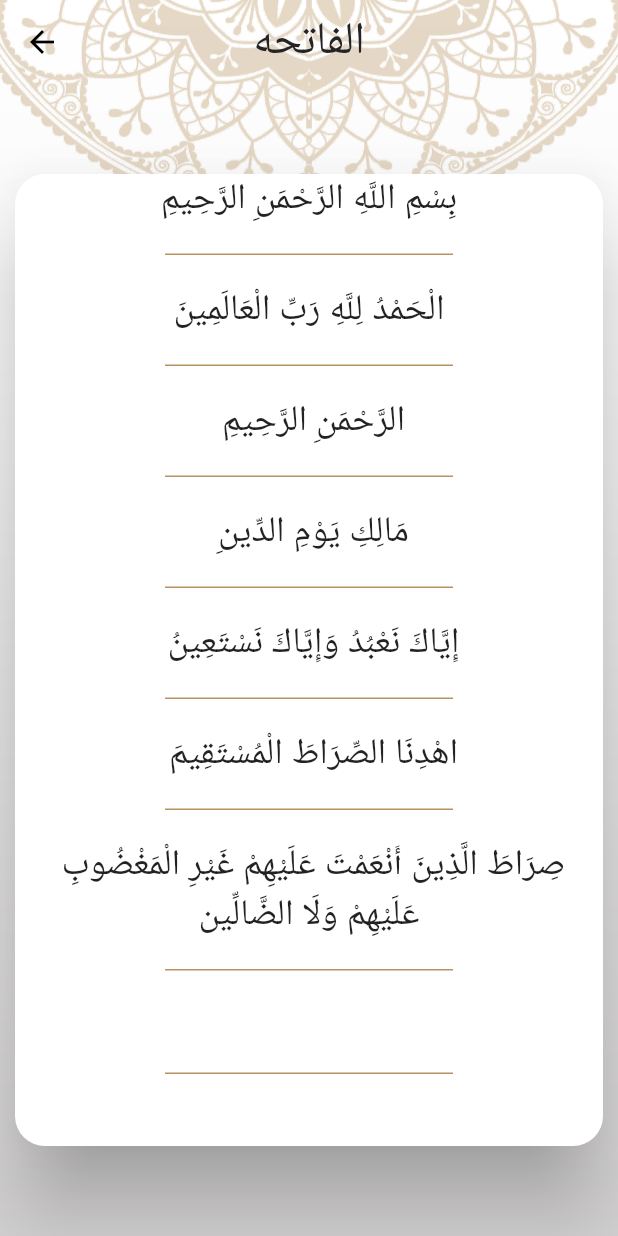
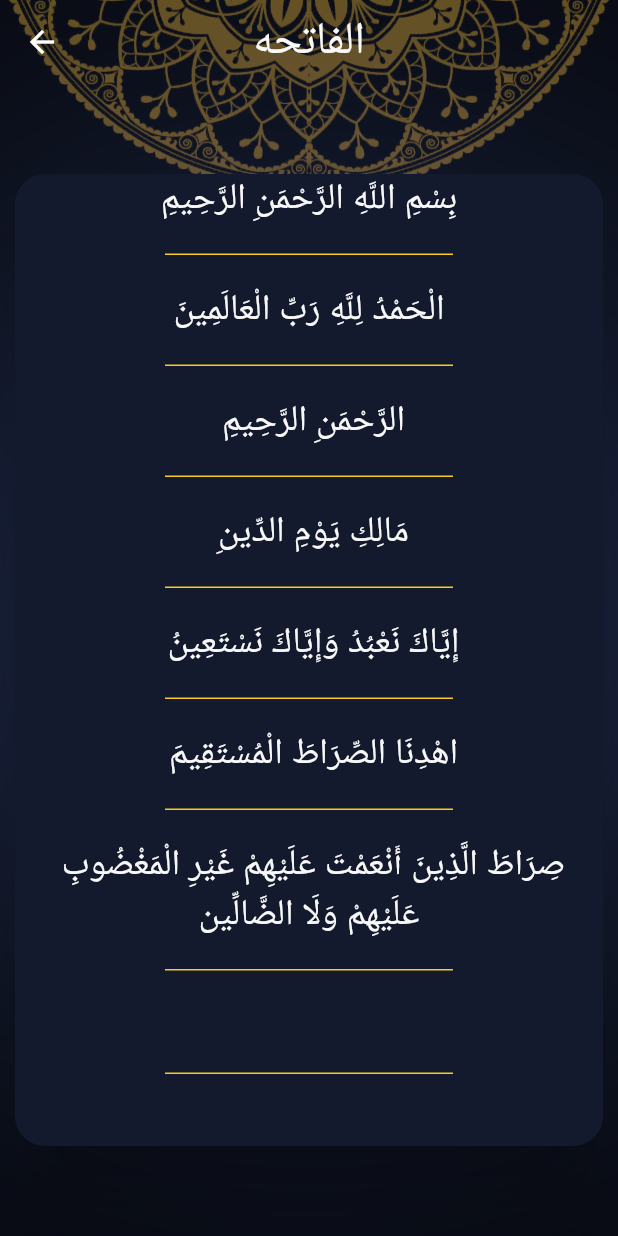
Before and after one commit to yamaniiii/islami-yamani, a Flutter app: the screen it shows after launch, after a tap on "الفاتحه", on a phone screen of 412 x 824 dp. Run offline on Flutter 3.47's test engine with Material 2 defaults, Android fonts, the phone set to English and light mode, and no system bars.

Commit message:
+ finished theming attributes as design

```diff
--- a/lib/main.dart
+++ b/lib/main.dart
@@ -22,6 +22,7 @@ class MyApplication extends StatelessWidget {
       },
       theme: MyThemeData.LightTheme,
       darkTheme: MyThemeData.DarkTheme,
+      themeMode: MyThemeData.themeMode,
     );
   }
 }
--- a/lib/ui/hadeth_details/hadeth_details.dart
+++ b/lib/ui/hadeth_details/hadeth_details.dart
@@ -1,6 +1,7 @@
 import 'package:flutter/material.dart';
 
 import '../home/hadeth/Hadeth.dart';
+import '../my_theme_data.dart';
 
 class HadethDetailsScreen extends StatelessWidget {
   static const String routeName = "hadeth_details";
@@ -12,7 +13,11 @@ class HadethDetailsScreen extends StatelessWidget {
     return Container(
       decoration: BoxDecoration(
         image: DecorationImage(
-          image: AssetImage('assets/images/bg3.png'),
+          image: AssetImage(
+            MyThemeData.themeMode == ThemeMode.light
+                ? 'assets/images/bg3.png'
+                : 'assets/images/dark_main_background.png',
+          ),
           fit: BoxFit.fill,
         ),
       ),
--- a/lib/ui/home/hadeth/hadeth_tab.dart
+++ b/lib/ui/home/hadeth/hadeth_tab.dart
@@ -27,7 +27,7 @@ class _HadethTabState extends State<HadethTab> {
         Container(
           width: double.infinity,
           height: 1.5,
-          color: Theme.of(context).primaryColor,
+          color: Theme.of(context).accentColor,
           margin: EdgeInsets.only(bottom: 4),
         ),
         Text(
@@ -37,7 +37,7 @@ class _HadethTabState extends State<HadethTab> {
         Container(
           width: double.infinity,
           height: 1.5,
-          color: Theme.of(context).primaryColor,
+          color: Theme.of(context).accentColor,
           margin: EdgeInsets.only(top: 4),
         ),
         Expanded(
@@ -54,8 +54,9 @@ class _HadethTabState extends State<HadethTab> {
                     itemCount: allHadethList.length,
                     separatorBuilder: (BuildContext context, int index) {
                       return Container(
-                        color: Theme.of(context).primaryColor,
-                        margin: EdgeInsets.symmetric(vertical: 1.5),
+                        color: Theme.of(context).accentColor,
+                        margin:
+                            EdgeInsets.symmetric(vertical: 3, horizontal: 46),
                         height: 1,
                         width: double.infinity,
                       );
--- a/lib/ui/home/hadeth/hadeth_title.dart
+++ b/lib/ui/home/hadeth/hadeth_title.dart
@@ -18,9 +18,7 @@ class HadethTitleWidget extends StatelessWidget {
         alignment: Alignment.center,
         child: Text(
           hadeth.title,
-          style: TextStyle(
-            fontSize: 24,
-          ),
+          style: Theme.of(context).textTheme.bodyText1,
         ),
       ),
     );
--- a/lib/ui/home/home_screen.dart
+++ b/lib/ui/home/home_screen.dart
@@ -3,6 +3,7 @@ import 'package:islamii/ui/home/quaran/quaran_tab.dart';
 import 'package:islamii/ui/home/radio/radio_tab.dart';
 import 'package:islamii/ui/home/tasbeh/tasbeh_tab.dart';
 
+import '../my_theme_data.dart';
 import 'hadeth/hadeth_tab.dart';
 
 class HomeScreen extends StatefulWidget {
@@ -21,7 +22,9 @@ class _HomeScreenState extends State<HomeScreen> {
       decoration: BoxDecoration(
         image: DecorationImage(
             image: AssetImage(
-              'assets/images/bg3.png',
+              MyThemeData.themeMode == ThemeMode.light
+                  ? 'assets/images/bg3.png'
+                  : 'assets/images/dark_main_background.png',
             ),
             fit: BoxFit.fill),
       ),
--- a/lib/ui/home/quaran/quaran_tab.dart
+++ b/lib/ui/home/quaran/quaran_tab.dart
@@ -132,17 +132,17 @@ class QuaranTab extends StatelessWidget {
         Container(
           width: double.infinity,
           height: 1.5,
-          color: Theme.of(context).primaryColor,
+          color: Theme.of(context).accentColor,
           margin: EdgeInsets.only(bottom: 4),
         ),
         Text(
           "Verse Name",
-          style: TextStyle(fontSize: 25),
+          style: Theme.of(context).textTheme.headline5,
         ),
         Container(
           width: double.infinity,
           height: 1.5,
-          color: Theme.of(context).primaryColor,
+          color: Theme.of(context).accentColor,
           margin: EdgeInsets.only(top: 4),
         ),
         Expanded(
@@ -157,8 +157,8 @@ class QuaranTab extends StatelessWidget {
             itemCount: names.length,
             separatorBuilder: (BuildContext context, int index) {
               return Container(
-                color: Theme.of(context).primaryColor,
-                margin: EdgeInsets.symmetric(vertical: 1.5),
+                color: Theme.of(context).accentColor,
+                margin: EdgeInsets.symmetric(vertical: 3, horizontal: 46),
                 height: 1,
                 width: double.infinity,
               );
--- a/lib/ui/home/quaran/verse_name.dart
+++ b/lib/ui/home/quaran/verse_name.dart
@@ -22,9 +22,7 @@ class VerseNameWidget extends StatelessWidget {
         alignment: Alignment.center,
         child: Text(
           title,
-          style: TextStyle(
-            fontSize: 24,
-          ),
+          style: Theme.of(context).textTheme.bodyText1,
         ),
       ),
     );
--- a/lib/ui/my_theme_data.dart
+++ b/lib/ui/my_theme_data.dart
@@ -5,12 +5,15 @@ class MyThemeData {
   static const DarkPrimaryColor = Color(0xFF141A2E);
   static const LightMainTextColor = Color(0xFF242424);
   static const DarkMainTextColor = Color(0xFFF8F8F8);
+  static const DarkAccentColor = Color(0xFFFACC1D);
+
   static var LightTheme = ThemeData(
     progressIndicatorTheme: const ProgressIndicatorThemeData(
       color: LightPrimaryColor,
     ),
     cardColor: Colors.white,
     primaryColor: LightPrimaryColor,
+    accentColor: LightPrimaryColor,
     scaffoldBackgroundColor: Colors.transparent,
     appBarTheme: const AppBarTheme(
         color: Colors.transparent,
@@ -26,6 +29,65 @@ class MyThemeData {
       selectedIconTheme: IconThemeData(color: Colors.black),
       unselectedIconTheme: IconThemeData(color: Colors.white),
     ),
+    textTheme: const TextTheme(
+      headline3: TextStyle(
+        fontSize: 32,
+        color: LightMainTextColor,
+      ),
+      headline5: TextStyle(
+        fontSize: 24,
+        color: LightMainTextColor,
+      ),
+      bodyText1: TextStyle(
+        fontSize: 20,
+        color: LightMainTextColor,
+      ),
+      bodyText2: TextStyle(
+        fontSize: 24,
+        color: LightMainTextColor,
+      ),
+    ),
   );
-  static var DarkTheme = ThemeData();
+  static var DarkTheme = ThemeData(
+    progressIndicatorTheme: const ProgressIndicatorThemeData(
+      color: DarkPrimaryColor,
+    ),
+    cardColor: DarkPrimaryColor,
+    primaryColor: DarkPrimaryColor,
+    accentColor: DarkAccentColor,
+    scaffoldBackgroundColor: Colors.transparent,
+    appBarTheme: const AppBarTheme(
+        color: Colors.transparent,
+        elevation: 0,
+        centerTitle: true,
+        titleTextStyle: TextStyle(
+          color: DarkMainTextColor,
+          fontSize: 30,
+        ),
+        iconTheme: IconThemeData(color: Colors.white)),
+    bottomNavigationBarTheme: const BottomNavigationBarThemeData(
+      backgroundColor: DarkMainTextColor,
+      selectedIconTheme: IconThemeData(color: DarkAccentColor),
+      unselectedIconTheme: IconThemeData(color: Colors.white),
+    ),
+    textTheme: const TextTheme(
+      headline3: TextStyle(
+        fontSize: 32,
+        color: DarkMainTextColor,
+      ),
+      headline5: TextStyle(
+        fontSize: 24,
+        color: DarkMainTextColor,
+      ),
+      bodyText1: TextStyle(
+        fontSize: 20,
+        color: DarkMainTextColor,
+      ),
+      bodyText2: TextStyle(
+        fontSize: 24,
+        color: DarkMainTextColor,
+      ),
+    ),
+  );
+  static ThemeMode themeMode = ThemeMode.dark;
 }
--- a/lib/ui/splash/splash_screen.dart
+++ b/lib/ui/splash/splash_screen.dart
@@ -1,6 +1,7 @@
 import 'dart:async';
 
 import 'package:flutter/material.dart';
+import 'package:islamii/ui/my_theme_data.dart';
 
 import '../home/home_screen.dart';
 
@@ -10,7 +11,7 @@ class SplashScreen extends StatelessWidget {
   @override
   Widget build(BuildContext context) {
     Future.delayed(
-      Duration(seconds: 1),
+      Duration(seconds: 2),
       () {
         Navigator.pushReplacementNamed(context, HomeScreen.routeName);
       },
@@ -18,7 +19,9 @@ class SplashScreen extends StatelessWidget {
     return Scaffold(
       body: Container(
         child: Image.asset(
-          'assets/images/splash.png',
+          MyThemeData.themeMode == ThemeMode.light
+              ? 'assets/images/splash.png'
+              : 'assets/images/dark_splash_background.png',
           height: double.infinity,
           width: double.infinity,
           fit: BoxFit.fill,
--- a/lib/ui/sura_details/sura_details.dart
+++ b/lib/ui/sura_details/sura_details.dart
@@ -1,6 +1,8 @@
 import 'package:flutter/material.dart';
 import 'package:flutter/services.dart';
 import 'package:islamii/ui/sura_details/verse_content.dart';
+
+import '../my_theme_data.dart';
 
 class SuraDetailsScreen extends StatefulWidget {
   static const String routeName = "sura_details";
@@ -22,7 +24,11 @@ class _SuraDetailsScreenState extends State<SuraDetailsScreen> {
     return Container(
       decoration: BoxDecoration(
         image: DecorationImage(
-          image: AssetImage('assets/images/bg3.png'),
+          image: AssetImage(
+            MyThemeData.themeMode == ThemeMode.light
+                ? 'assets/images/bg3.png'
+                : 'assets/images/dark_main_background.png',
+          ),
           fit: BoxFit.fill,
         ),
       ),
@@ -48,7 +54,7 @@ class _SuraDetailsScreenState extends State<SuraDetailsScreen> {
                         itemCount: chapterContent.length,
                         separatorBuilder: (BuildContext context, int index) {
                           return Container(
-                            color: Theme.of(context).primaryColor,
+                            color: Theme.of(context).accentColor,
                             height: 1,
                             width: double.infinity,
                             margin: EdgeInsets.symmetric(
--- a/lib/ui/sura_details/verse_content.dart
+++ b/lib/ui/sura_details/verse_content.dart
@@ -1,7 +1,6 @@
-import 'package:flutter/cupertino.dart';
 import 'package:flutter/material.dart';
 
-class VerseContent extends StatelessWidget {
+ class VerseContent extends StatelessWidget {
   String content;
 
   VerseContent(this.content) {}
@@ -13,9 +12,7 @@ class VerseContent extends StatelessWidget {
       child: Text(
         content,
         textAlign: TextAlign.center,
-        style: TextStyle(
-          fontSize: 24,
-        ),
+        style: Theme.of(context).textTheme.bodyText2,
       ),
     );
   }
```
Also changed, not shown: assets/images/dark_main_background.png (added), assets/images/dark_splash_background.png (added), assets/images/splash.png, 1 other file.
